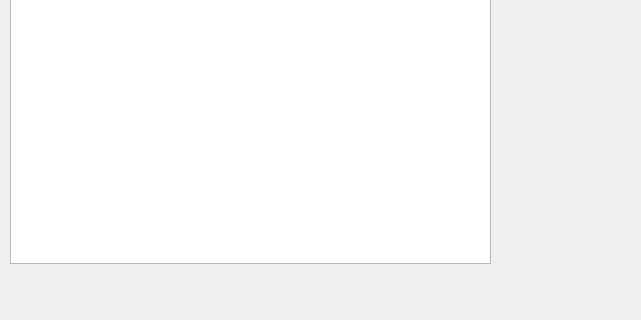
Above: mainform.ui from student-proger/rfid before the change; both pictures show x 0 to 641 and y 247 to 567 of the 849 by 567 pixel window. Below: the same form after it.
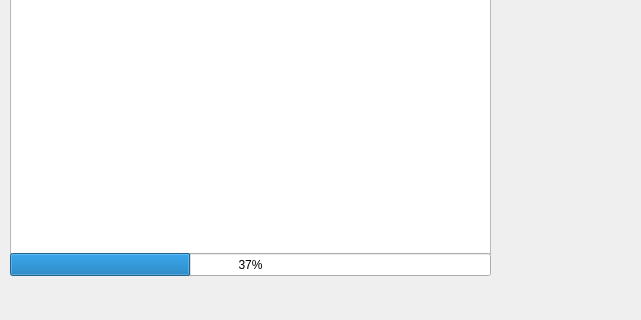
That is the form after the change.

```diff
--- a/mainform.ui
+++ b/mainform.ui
@@ -51,7 +51,7 @@
       <x>10</x>
       <y>70</y>
       <width>481</width>
-      <height>441</height>
+      <height>431</height>
      </rect>
     </property>
    </widget>
@@ -68,6 +68,22 @@
      <string>Чтение дампа</string>
     </property>
    </widget>
+   <widget class="QProgressBar" name="progressBar">
+    <property name="geometry">
+     <rect>
+      <x>10</x>
+      <y>500</y>
+      <width>481</width>
+      <height>23</height>
+     </rect>
+    </property>
+    <property name="maximum">
+     <number>64</number>
+    </property>
+    <property name="value">
+     <number>24</number>
+    </property>
+   </widget>
   </widget>
   <widget class="QMenuBar" name="menubar">
    <property name="geometry">
```
